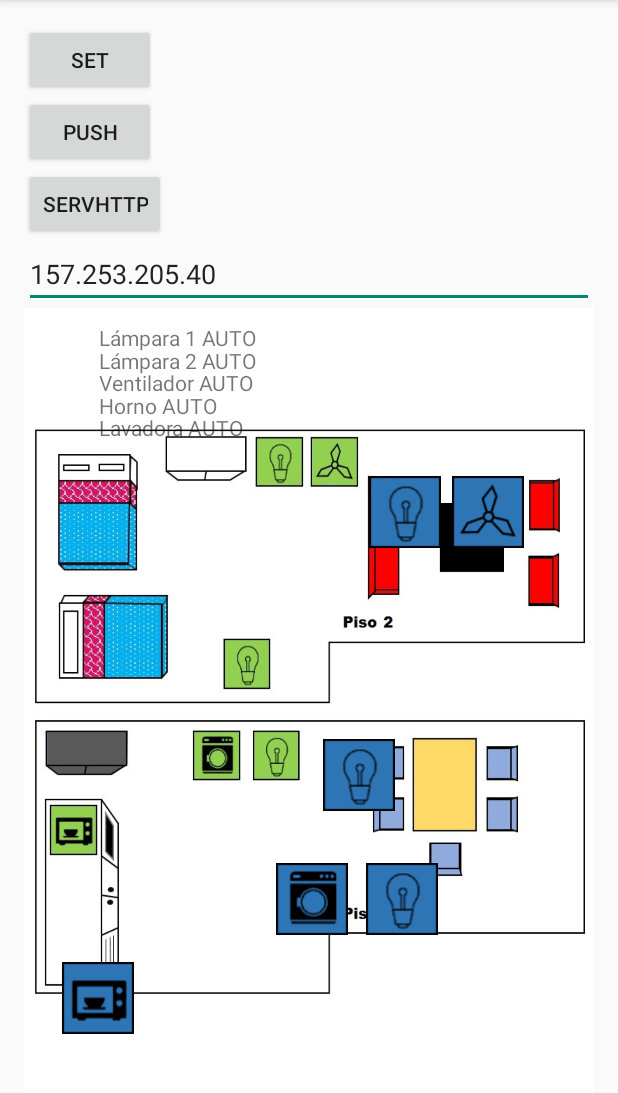
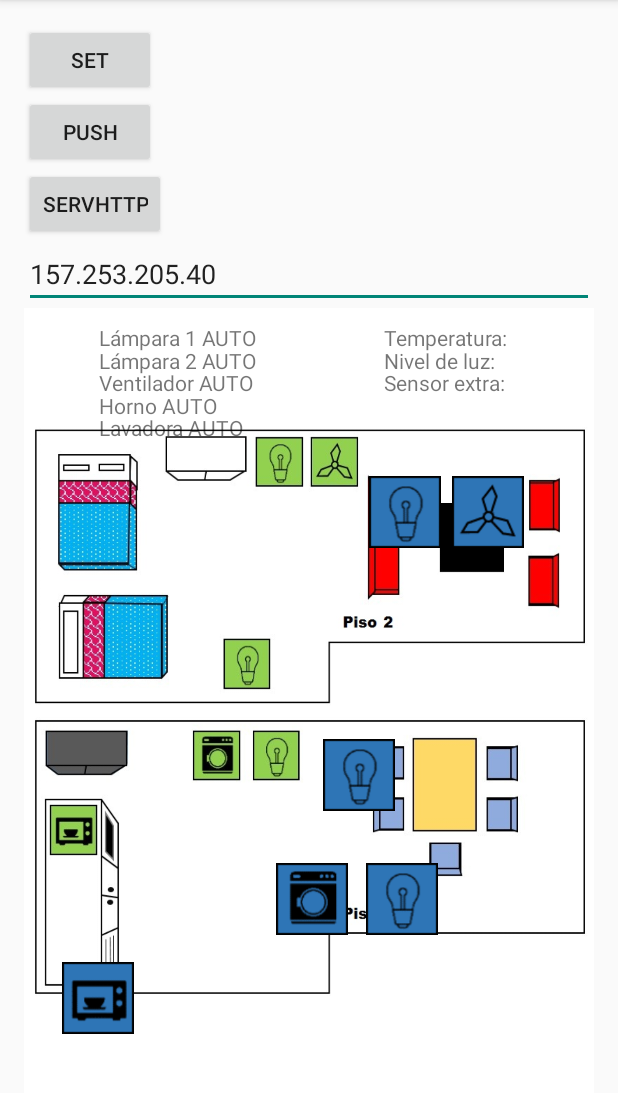
Before and after one commit to jfmolano/PG_client_201610, an Android app: the screen it shows after launch (MainActivity), on a phone screen of 412 x 824 dp, the part 84-1177 px from its top. Run offline under Robolectric (Android 15) with nearby library versions, the phone set to English and light mode, and no system bars.

Commit message:
Recibe datos de sensores

```diff
--- a/app/src/main/res/layout/activity_main.xml
+++ b/app/src/main/res/layout/activity_main.xml
@@ -113,5 +113,23 @@
             android:layout_marginTop="70dp"
             android:layout_marginLeft="50dp"
             android:text="Lavadora AUTO" />
+        <TextView android:id="@+id/sensorTemp"
+            android:layout_width="wrap_content"
+            android:layout_height="wrap_content"
+            android:layout_marginTop="10dp"
+            android:layout_marginLeft="240dp"
+            android:text="Temperatura: " />
+        <TextView android:id="@+id/sensorLuz"
+            android:layout_width="wrap_content"
+            android:layout_height="wrap_content"
+            android:layout_marginTop="25dp"
+            android:layout_marginLeft="240dp"
+            android:text="Nivel de luz: " />
+        <TextView android:id="@+id/sensorPotenciometro"
+            android:layout_width="wrap_content"
+            android:layout_height="wrap_content"
+            android:layout_marginTop="40dp"
+            android:layout_marginLeft="240dp"
+            android:text="Sensor extra: " />
     </RelativeLayout>
 </LinearLayout>
```
Also changed, not shown: app/src/main/java/com/uniandes/jfm/pg20161client/MainActivity.java (+61 -10 lines).
